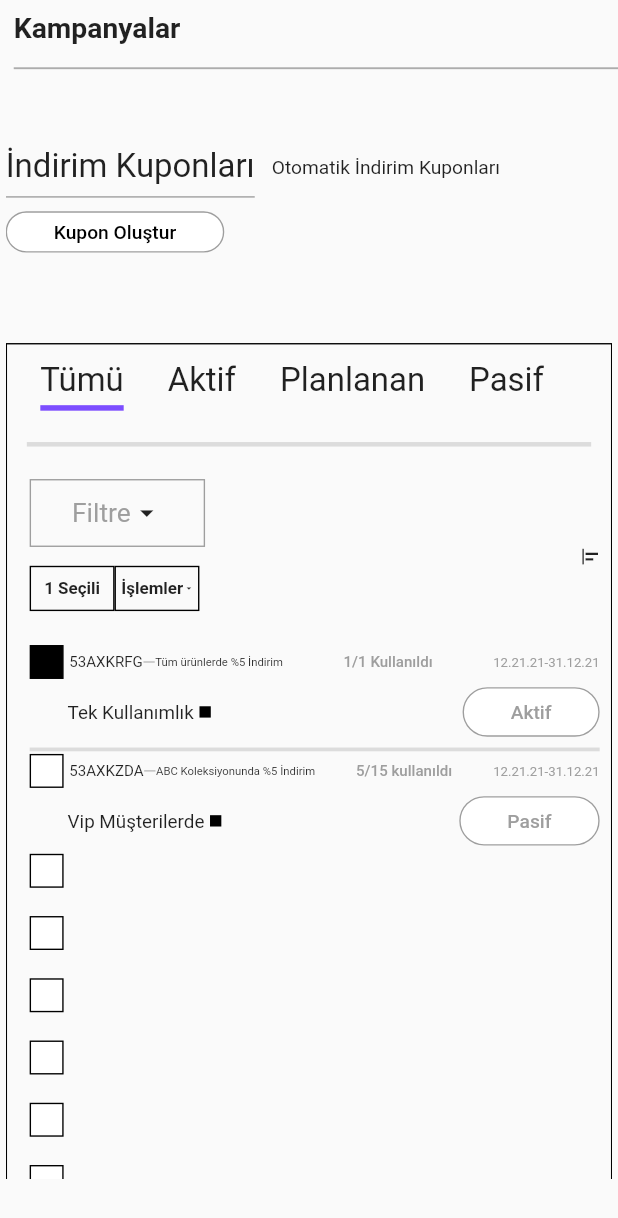
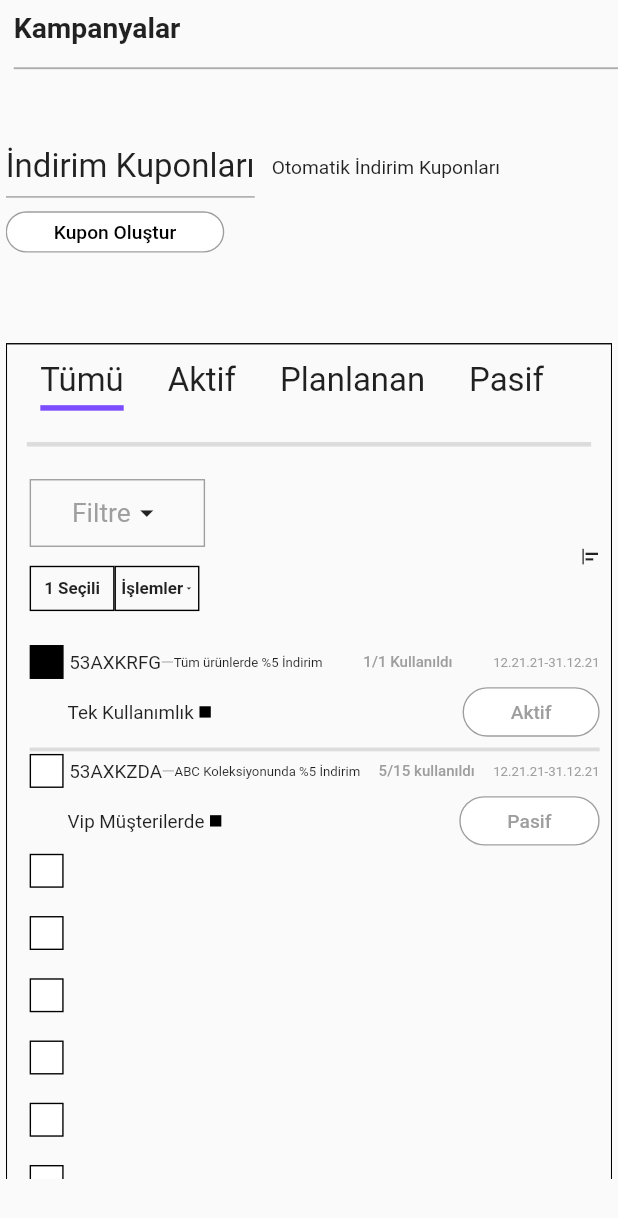
Before and after one commit to Flattih/responsive_web, a Flutter app: the screen it shows after launch, on a phone screen of 412 x 824 dp. Shown: the top 1218 px of the screen. Run offline on Flutter 3.47's test engine with Material 2 defaults, Android fonts, the phone set to English and light mode, and no system bars; our stand-ins replace responsive_framework, sizer.

Commit message:
Update coupon_row.dart

```diff
--- a/lib/screens/components/coupon_row.dart
+++ b/lib/screens/components/coupon_row.dart
@@ -30,7 +30,7 @@ class CouponRow extends StatelessWidget {
           style: Theme.of(context)
               .textTheme
               .bodyText2!
-              .copyWith(fontSize: !Responsive.isMobile(context) ? 4.sp : 8.sp),
+              .copyWith(fontSize: !Responsive.isMobile(context) ? 4.sp : 10.sp),
         ),
         SizedBox(
           width: !Responsive.isMobile(context) ? 2.w : 0.1.w,
@@ -50,7 +50,7 @@ class CouponRow extends StatelessWidget {
           style: Theme.of(context)
               .textTheme
               .bodyText2!
-              .copyWith(fontSize: Responsive.isMobile(context) ? 6.sp : null),
+              .copyWith(fontSize: Responsive.isMobile(context) ? 7.sp : null),
         ),
         const Spacer(),
         Text(
```
